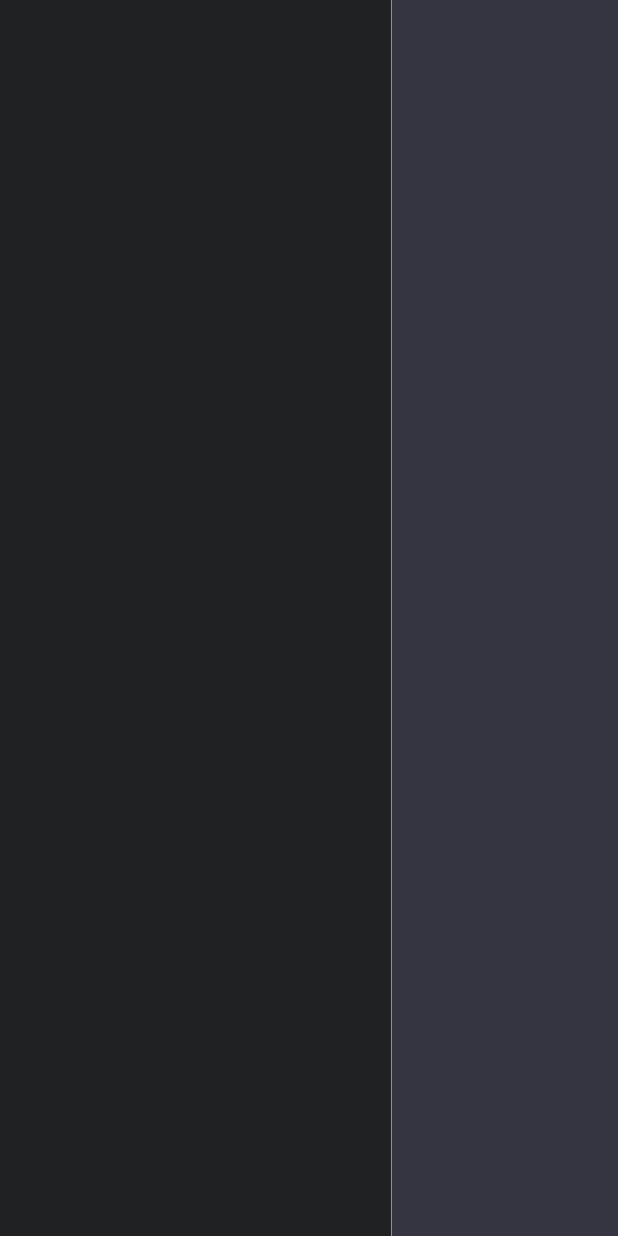
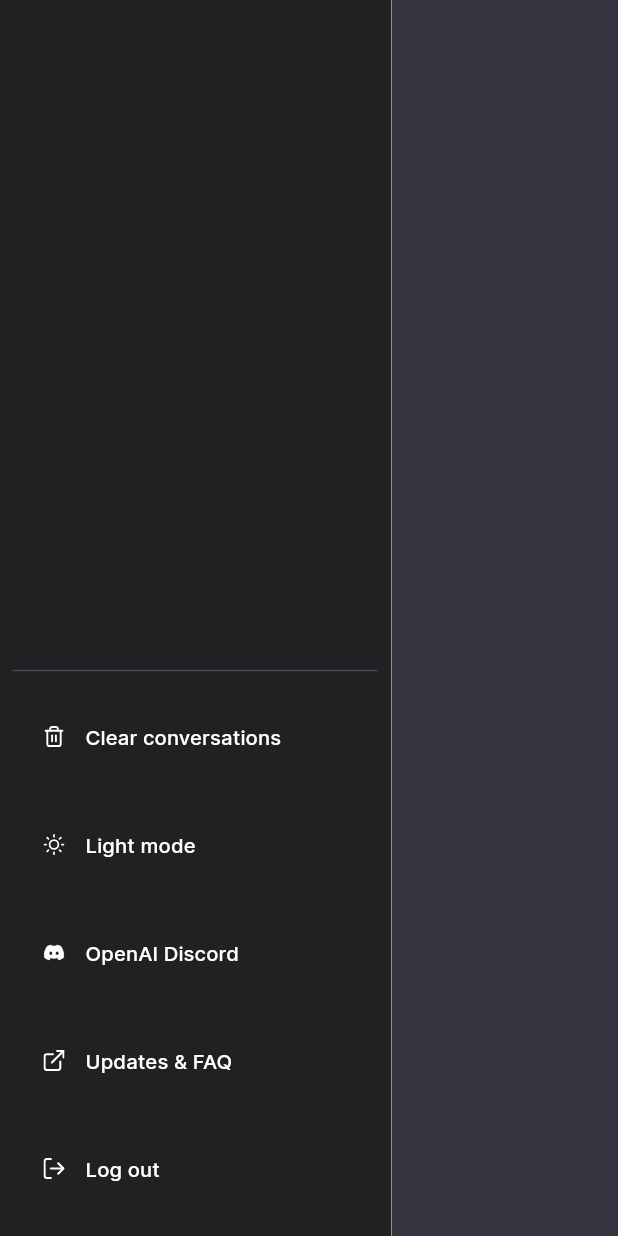
Before and after one commit to bukunmialuko/chatgpt_web_ui_flutter, a Flutter app: the LoginScreen screen opened by its route, after a tap on "Continue", on a phone screen of 412 x 824 dp. Run offline on Flutter 3.47's test engine with Material 3 defaults, Android fonts, the phone set to English and light mode, and no system bars; our stand-ins replace flutter_svg, go_router, lottie; generated files the repository leaves out were written again.

Commit message:
feat: add side menu bottom section ui

```diff
--- a/lib/features/main/widgets/chat/chat_area.dart
+++ b/lib/features/main/widgets/chat/chat_area.dart
@@ -13,6 +13,9 @@ class _ChatAreaState extends State<ChatArea> {
   Widget build(BuildContext context) {
     return Container(
       color: AppColors.middle,
+      child: Column(
+        children: [],
+      ),
     );
   }
 }
--- a/lib/features/main/widgets/side_menu/side_menu.dart
+++ b/lib/features/main/widgets/side_menu/side_menu.dart
@@ -1,3 +1,4 @@
+import 'package:chatgpt_web_ui/generated/assets.gen.dart';
 import 'package:chatgpt_web_ui/styles/app_colors.dart';
 import 'package:flutter/material.dart';
 
@@ -14,12 +15,104 @@ class _SideMenuState extends State<SideMenu> {
     return Container(
       color: AppColors.dark,
       width: 261,
-      child: const Padding(
-        padding: EdgeInsets.only(left: 8, right: 9, top: 9),
+      child: Padding(
+        padding: const EdgeInsets.only(left: 8, right: 9, top: 9, bottom: 9),
         child: Column(
-          children: [],
+          crossAxisAlignment: CrossAxisAlignment.start,
+          children: [
+            Expanded(
+              child: ListView.separated(
+                itemBuilder: (c, i) => const SizedBox(),
+                separatorBuilder: (c, i) => const SizedBox(),
+                itemCount: 2,
+              ),
+            ),
+            const Divider(color: AppColors.bright),
+            const _BottomSection(),
+          ],
         ),
       ),
     );
   }
 }
+
+class _BottomSection extends StatelessWidget {
+  const _BottomSection();
+
+  @override
+  Widget build(BuildContext context) {
+    return Column(
+      mainAxisSize: MainAxisSize.max,
+      crossAxisAlignment: CrossAxisAlignment.start,
+      children: [
+        _BottomSectionItem(
+          label: 'Clear conversations',
+          icon: Assets.svg.delete.svg(),
+          onPressed: () {},
+        ),
+        _BottomSectionItem(
+          label: 'Light mode',
+          icon: Assets.svg.contrast.svg(),
+          onPressed: () {},
+        ),
+        _BottomSectionItem(
+          label: 'OpenAI Discord',
+          icon: Assets.svg.discord.svg(),
+          onPressed: () {},
+        ),
+        _BottomSectionItem(
+          label: 'Updates & FAQ',
+          icon: Assets.svg.enlarge.svg(),
+          onPressed: () {},
+        ),
+        _BottomSectionItem(
+          label: 'Log out',
+          icon: Assets.svg.logout.svg(),
+          onPressed: () {},
+        ),
+      ],
+    );
+  }
+
+  TextStyle get textStyle => const TextStyle(color: AppColors.white);
+}
+
+class _BottomSectionItem extends StatelessWidget {
+  const _BottomSectionItem({
+    required this.label,
+    required this.icon,
+    required this.onPressed,
+  });
+
+  final String label;
+  final Widget icon;
+  final VoidCallback onPressed;
+
+  @override
+  Widget build(BuildContext context) {
+    return Container(
+      padding: const EdgeInsets.only(top: 12, bottom: 12, left: 21, right: 20),
+      child: TextButton(
+        onPressed: onPressed,
+        style: TextButton.styleFrom(
+          padding: EdgeInsets.zero,
+          minimumSize: const Size.fromHeight(14),
+        ),
+        child: Row(
+          children: [
+            SizedBox(height: 14, width: 14, child: icon),
+            const SizedBox(width: 14),
+            Text(
+              label,
+              style: const TextStyle(
+                color: AppColors.white,
+                fontSize: 13.5,
+                fontWeight: FontWeight.w500,
+              ),
+            ),
+          ],
+        ),
+      ),
+    );
+  }
+}
```
